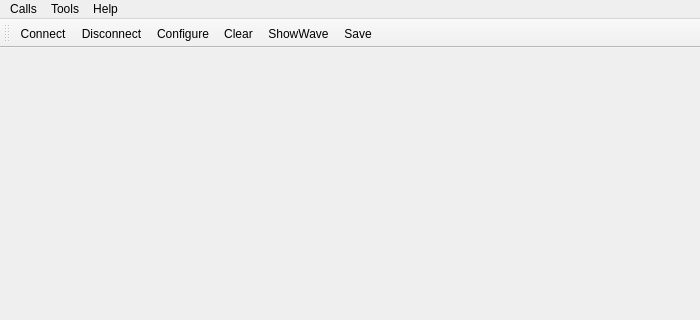
The window that mainwindow.ui (fangchuan/serialPortHelper) describes before a commit, drawn with Qt 5; both pictures show x 0 to 700 and y 0 to 320 of the 700 by 500 pixel window.
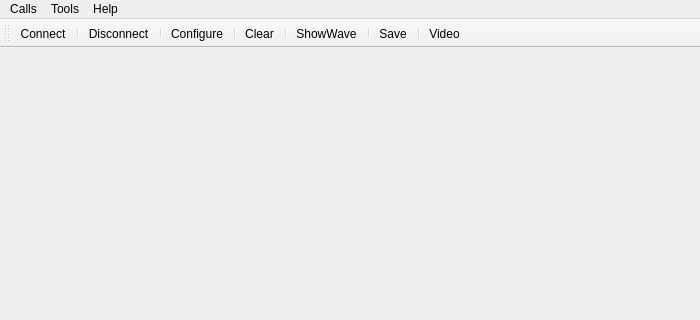
The same window after the commit. Icons and pictures are not drawn.

The edit to the form file:
```diff
--- a/mainwindow.ui
+++ b/mainwindow.ui
@@ -67,11 +67,18 @@
     <bool>false</bool>
    </attribute>
    <addaction name="actionConnect"/>
+   <addaction name="separator"/>
    <addaction name="actionDisconnect"/>
+   <addaction name="separator"/>
    <addaction name="actionConfigure"/>
+   <addaction name="separator"/>
    <addaction name="actionClear"/>
+   <addaction name="separator"/>
    <addaction name="actionShowWave"/>
+   <addaction name="separator"/>
    <addaction name="actionSave"/>
+   <addaction name="separator"/>
+   <addaction name="actionVideo"/>
   </widget>
   <widget class="QStatusBar" name="statusBar"/>
   <action name="actionAbout">
@@ -186,6 +193,15 @@
     <string>Ctrl+S</string>
    </property>
   </action>
+  <action name="actionVideo">
+   <property name="icon">
+    <iconset resource="terminal.qrc">
+     <normaloff>:/images/video.png</normaloff>:/images/video.png</iconset>
+   </property>
+   <property name="text">
+    <string>Video</string>
+   </property>
+  </action>
  </widget>
  <layoutdefault spacing="6" margin="11"/>
  <resources>
```
